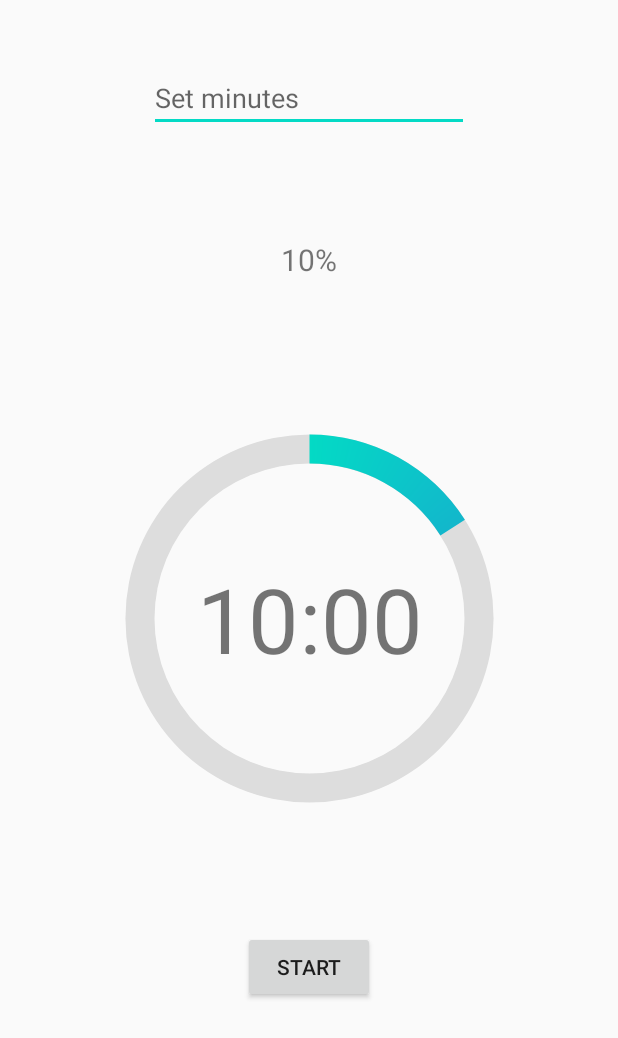
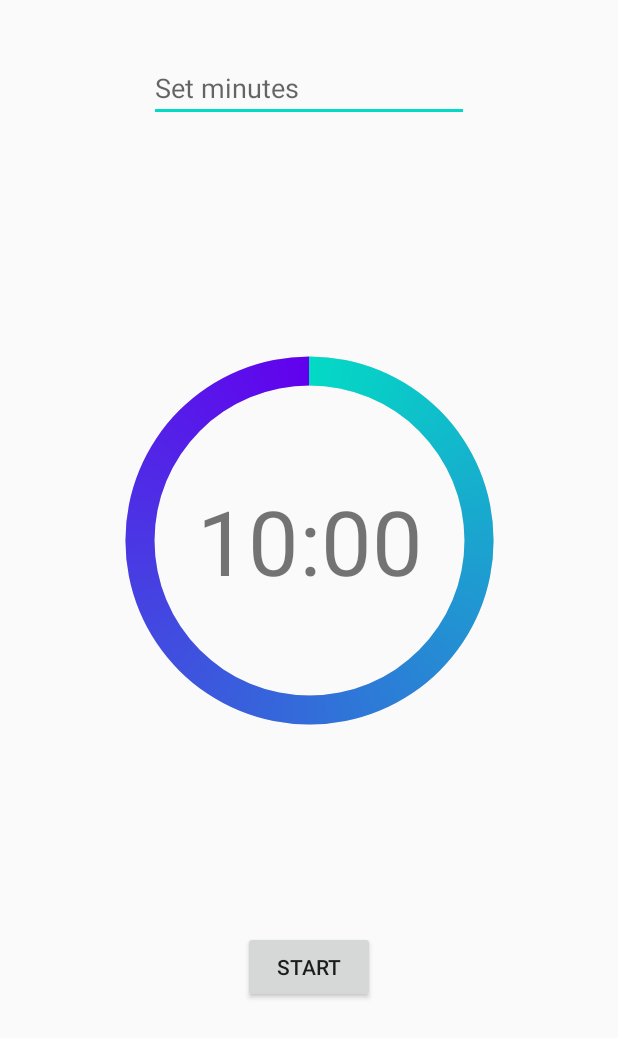
Before and after one commit to jmcaluag/Simple-Countdown-Timer, an Android app: the layout activity_main.xml on its own in the app's theme, with its tools: preview values and no code run, on a phone screen of 412 x 824 dp. Shown: the top 1038 px of the screen. Run offline under Robolectric (Android 15) with nearby library versions, the phone set to English and light mode, and no system bars.

Commit message:
Remove percentage indicator.

```diff
--- a/app/src/main/res/layout/activity_main.xml
+++ b/app/src/main/res/layout/activity_main.xml
@@ -7,17 +7,6 @@
         android:layout_width="match_parent"
         android:layout_height="match_parent"
         tools:context=".MainActivity">
-
-        <TextView
-            android:id="@+id/percentage_indicator"
-            android:layout_width="wrap_content"
-            android:layout_height="wrap_content"
-            android:textSize="20sp"
-            app:layout_constraintBottom_toTopOf="@+id/countdown_ProgressBar"
-            app:layout_constraintEnd_toEndOf="parent"
-            app:layout_constraintStart_toStartOf="parent"
-            app:layout_constraintTop_toBottomOf="@+id/set_timer"
-            tools:text="10%" />
 
         <TextView
             android:id="@+id/time_display"
@@ -40,8 +29,9 @@
             app:layout_constraintEnd_toEndOf="parent"
             app:layout_constraintStart_toStartOf="parent"
             app:layout_constraintTop_toTopOf="parent"
+            app:layout_constraintVertical_bias="0.40"
             tools:max="1000"
-            tools:progress="16" />
+            tools:progress="250" />
 
         <Button
             android:id="@+id/reset_button"
```
